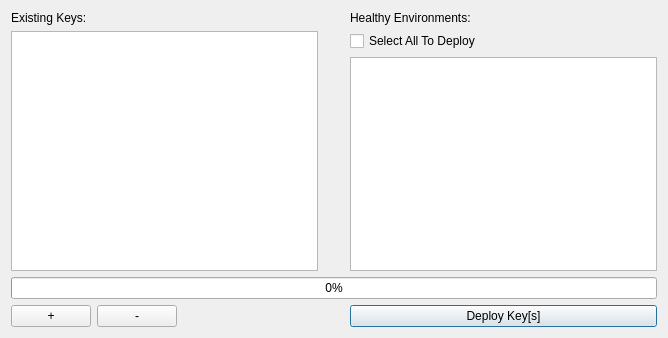
Qt form hub/forms/DlgGenerateSshKey.ui (subutai-io/control-center) before a commit.
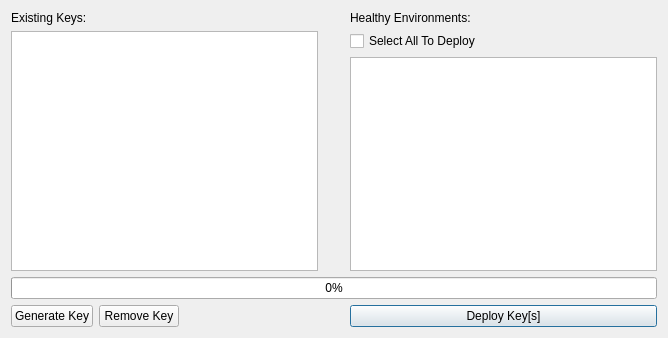
The same form after that commit. Icons and pictures are not drawn.

Commit message: changed +/- buttons to Generate/Remove

The edit to the form file:
```diff
--- a/hub/forms/DlgGenerateSshKey.ui
+++ b/hub/forms/DlgGenerateSshKey.ui
@@ -155,7 +155,7 @@
           <string>Generate new Key</string>
          </property>
          <property name="text">
-          <string>+</string>
+          <string>Generate Key</string>
          </property>
         </widget>
        </item>
@@ -171,7 +171,7 @@
           <string>Remove selected Key</string>
          </property>
          <property name="text">
-          <string>-</string>
+          <string>Remove Key</string>
          </property>
         </widget>
        </item>
```
